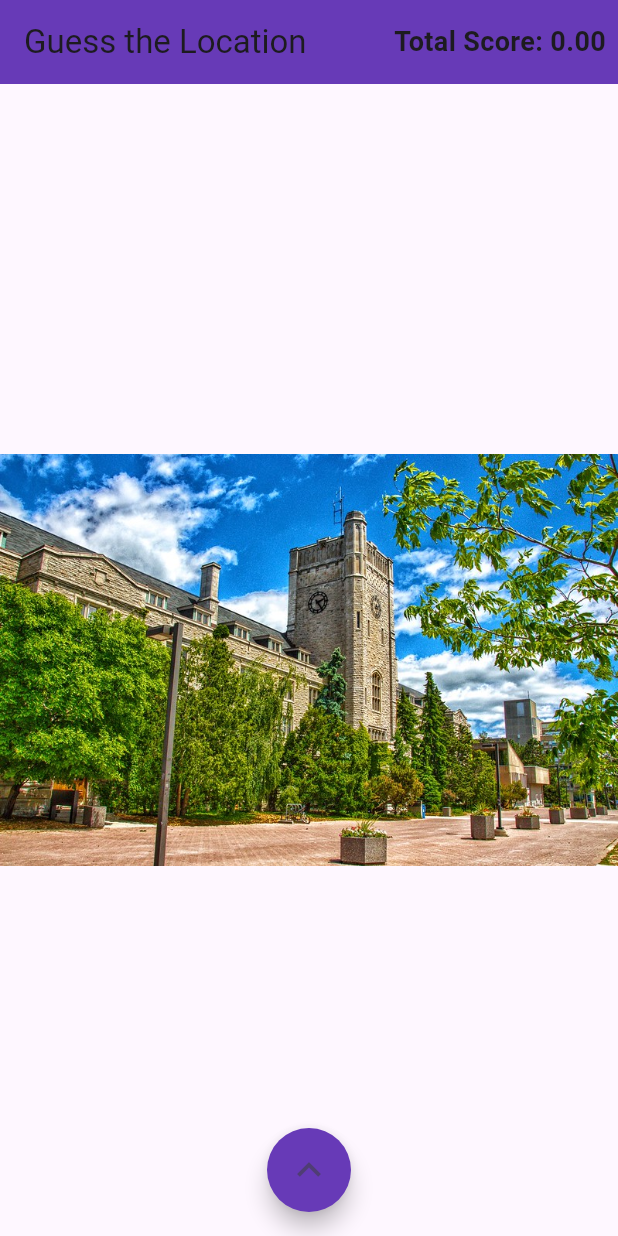
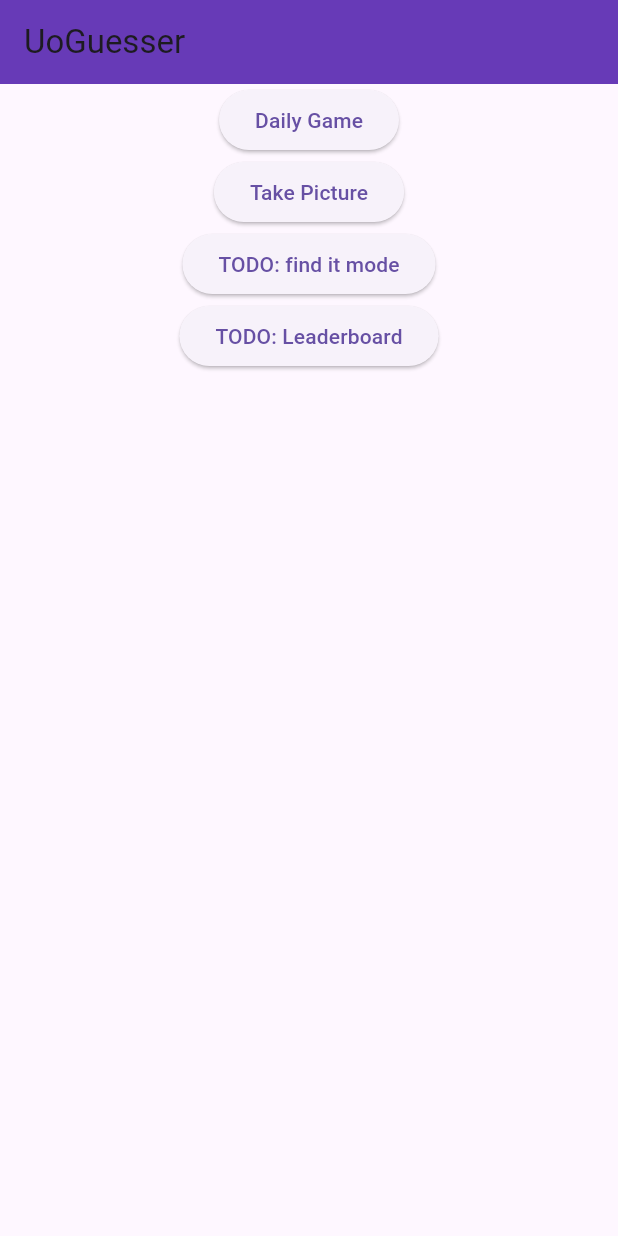
Before and after one commit to Bcutch/UoGuessr, a Flutter app: the screen it shows after launch, on a phone screen of 412 x 824 dp. Run offline on Flutter 3.47's test engine with Material 3 defaults, Android fonts, the phone set to English and light mode, and no system bars; our stand-ins replace flutter_dotenv, geolocator, get_it, go_router, google_maps_flutter, image_picker and 3 more; accounts and stored records are empty.

Commit message:
feat: add main menu for navigation

```diff
--- /dev/null
+++ b/devtools_options.yaml
@@ -0,0 +1,3 @@
+description: This file stores settings for Dart & Flutter DevTools.
+documentation: https://docs.flutter.dev/tools/devtools/extensions#configure-extension-enablement-states
+extensions:
--- a/lib/main.dart
+++ b/lib/main.dart
@@ -1,9 +1,11 @@
 import 'package:flutter/material.dart';
 import 'package:provider/provider.dart';
+import 'package:uoguesser/screens/game_guessing_screen.dart';
 import 'server/services/service.locator.dart';
-import 'screens/test_upload_screen.dart';
 import 'providers/player.provider.dart';
-import 'screens/game_guessing_screen.dart';
+import 'screens/home_screen.dart';
+import 'package:go_router/go_router.dart';
+import 'screens/upload_picture_screen.dart';
 
 Future<void> main() async {
   WidgetsFlutterBinding.ensureInitialized();
@@ -21,17 +23,38 @@ Future<void> main() async {
   );
 }
 
+/// The route configuration.
+final GoRouter _router = GoRouter(
+  routes: <RouteBase>[
+    GoRoute(
+      path: '/',
+      builder: (BuildContext context, GoRouterState state) {
+        return const HomeScreen();
+      },
+      routes: <RouteBase>[
+        GoRoute(
+          path: 'game_guessing_screen',
+          builder: (BuildContext context, GoRouterState state) {
+            return const GameGuessingScreen();
+          },
+        ),
+        GoRoute(path: 'upload_picture_screen',
+        builder: (BuildContext context, GoRouterState state) {
+            return const TestUploadScreen();
+          },
+        ),
+      ],
+    ),
+  ],
+);
+
 class MyApp extends StatelessWidget {
   const MyApp({super.key});
 
   @override
   Widget build(BuildContext context) {
-    return MaterialApp(
-      title: 'UoGuesser',
-      theme: ThemeData(
-        colorScheme: ColorScheme.fromSeed(seedColor: Colors.deepPurple),
-      ),
-      home: const GameGuessingScreen(), // TODO: Replace with actual home screen
+    return MaterialApp.router(
+      routerConfig: _router,
     );
   }
 }
--- /dev/null
+++ b/lib/screens/home_screen.dart
@@ -0,0 +1,45 @@
+import 'package:flutter/material.dart';
+import 'package:go_router/go_router.dart';
+
+class HomeScreen extends StatefulWidget {
+  const HomeScreen({super.key});
+
+  @override
+  State<HomeScreen> createState() => _HomeScreenScreenState();
+}
+
+class _HomeScreenScreenState extends State<HomeScreen> {
+  @override
+  Widget build(BuildContext context) {
+    return MaterialApp(
+      home: Scaffold(
+        appBar: AppBar(
+          title: Text('UoGuesser'),
+          backgroundColor: Colors.deepPurple,
+        ),
+        body: Center(
+          child: Column(
+            children: [
+              ElevatedButton(
+                onPressed: () => context.go('/game_guessing_screen'),
+                child: Text('Daily Game'),
+              ),
+              ElevatedButton(
+                onPressed: () => context.go('/upload_picture_screen'),
+                child: Text('Take Picture'),
+              ),
+              ElevatedButton(
+                onPressed: () {},
+                child: Text('TODO: find it mode'),
+              ),
+              ElevatedButton(
+                onPressed: () {},
+                child: Text('TODO: Leaderboard'),
+              ),
+            ],
+          ),
+        ),
+      ),
+    );
+  }
+}
--- a/pubspec.yaml
+++ b/pubspec.yaml
@@ -28,6 +28,7 @@ dependencies:
   google_maps_flutter: ^2.10.1
   geolocator: ^13.0.2
   latlong2: ^0.9.1
+  go_router: ^14.8.1
 
 dev_dependencies:
   flutter_test:
```
Also changed, not shown: pubspec.lock.
